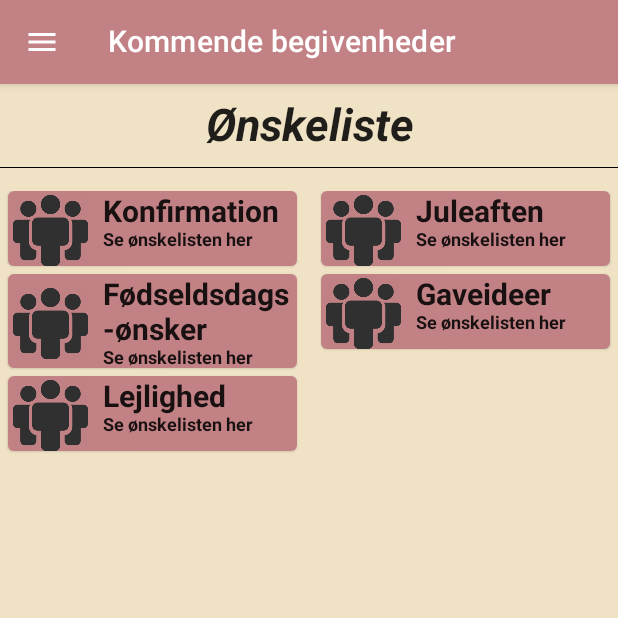
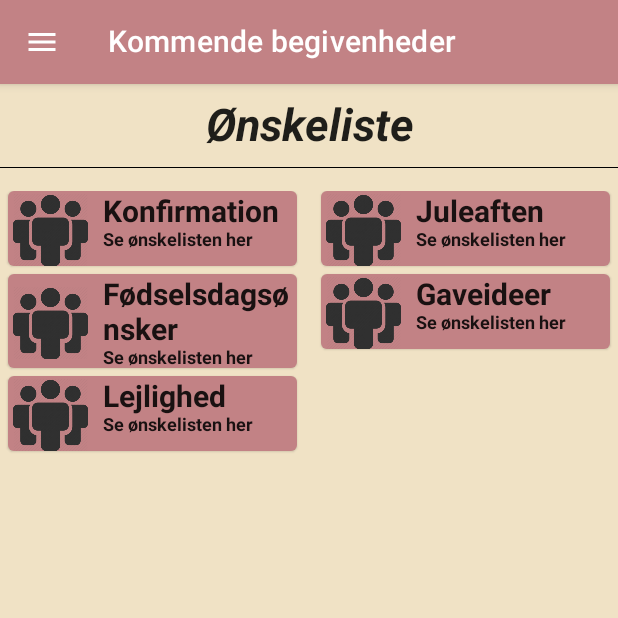
Before and after one commit to SiGoldbach/PartyPlanner, an Android app built with Jetpack Compose: the ExperimentalScreenForDemoWishList screen opened through its navigation route, on a phone screen of 412 x 824 dp, the top half of it. Run offline under Robolectric (Android 15) with nearby library versions, the phone set to English and light mode, and no system bars; our stand-ins replace accompanist.

Commit message:
Fixed spelling error

```diff
--- a/app/src/main/java/com/example/partyplanner/ui/theme/screens/Wishlist.kt
+++ b/app/src/main/java/com/example/partyplanner/ui/theme/screens/Wishlist.kt
@@ -28,7 +28,7 @@ import com.example.partyplanner.model.Gift
 fun Wishlist(navController: NavController) {
     val gift1 = Gift("Konfirmation", "Se ønskelisten her")
     val gift2 = Gift("Juleaften", "Se ønskelisten her")
-    val gift3 = Gift("Fødseldsdags-ønsker", "Se ønskelisten her")
+    val gift3 = Gift("Fødselsdagsønsker", "Se ønskelisten her")
     val gift4 = Gift("Gaveideer", "Se ønskelisten her")
     val gift5 = Gift("Lejlighed", "Se ønskelisten her")
 
```
